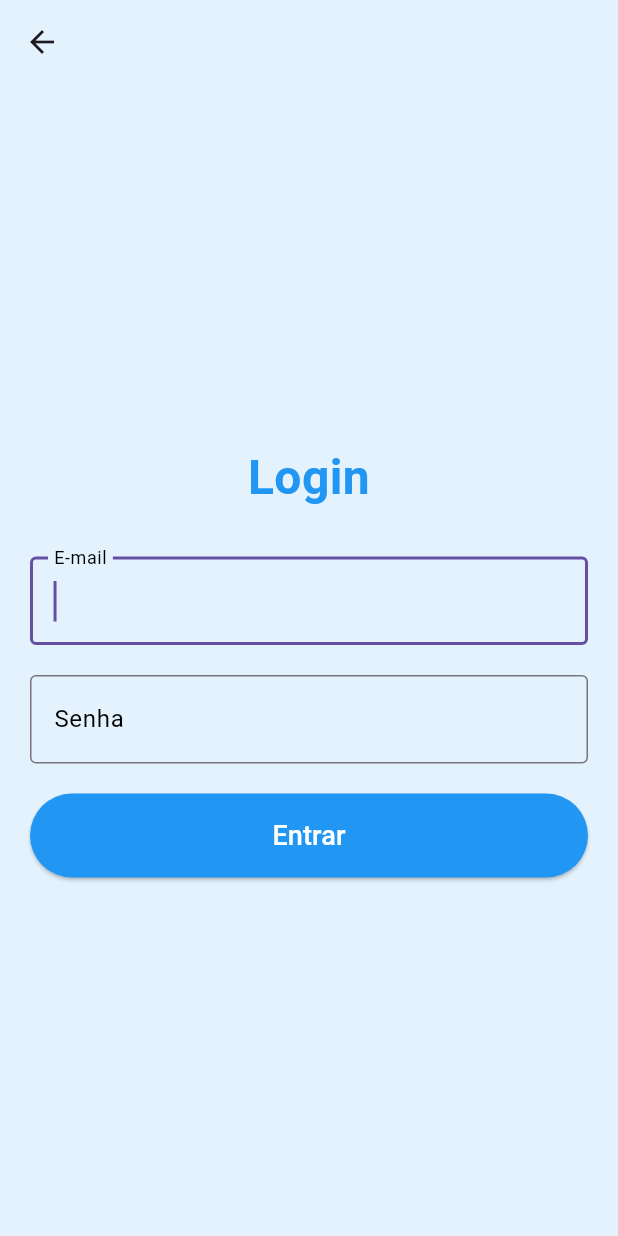
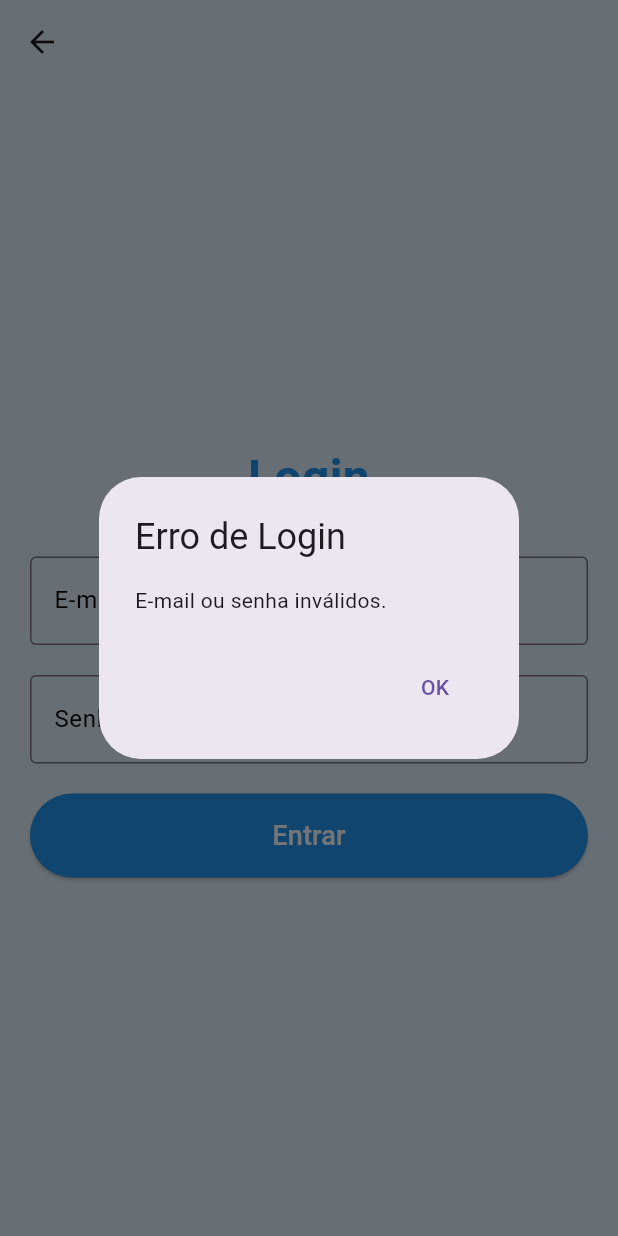
Before and after one commit to LucasGFBatista/senai-prova-mobile, a Flutter app: the LoginPage screen opened directly, after a tap on "Entrar", on a phone screen of 412 x 824 dp. Run offline on Flutter 3.47's test engine with Material 3 defaults, Android fonts, the phone set to English and light mode, and no system bars; our stand-ins replace sqflite; accounts and stored records are empty.

Commit message:
feat: Adicionado lógica de login e criado arquivo de tela de nivel do usuario

```diff
--- /dev/null
+++ b/prova_senai/lib/pages/levels.page.dart
@@ -0,0 +1 @@
+// Aqui devemos criar a lógica de perguntar os levels do usuarrio e depois disso passar para tela de perguntas
--- a/prova_senai/lib/pages/login.page.dart
+++ b/prova_senai/lib/pages/login.page.dart
@@ -1,4 +1,6 @@
 import 'package:flutter/material.dart';
+import 'package:prova_senai/pages/home.page.dart';
+import 'package:prova_senai/services/auth_service.dart';
 
 class LoginPage extends StatefulWidget {
   const LoginPage({super.key});
@@ -8,6 +10,10 @@ class LoginPage extends StatefulWidget {
 }
 
 class _LoginPageState extends State<LoginPage> {
+  final TextEditingController _emailController = TextEditingController();
+  final TextEditingController _passwordController = TextEditingController();
+  final AuthService _authService = AuthService();
+
   @override
   Widget build(BuildContext context) {
     return Scaffold(
@@ -34,6 +40,7 @@ class _LoginPageState extends State<LoginPage> {
               ),
               SizedBox(height: 30),
               TextFormField(
+                controller: _emailController,
                 autofocus: true,
                 keyboardType: TextInputType.emailAddress,
                 style: TextStyle(color: Colors.black, fontSize: 18),
@@ -45,6 +52,7 @@ class _LoginPageState extends State<LoginPage> {
               ),
               SizedBox(height: 20),
               TextFormField(
+                controller: _passwordController,
                 obscureText: true,
                 keyboardType: TextInputType.text,
                 style: TextStyle(color: Colors.black, fontSize: 18),
@@ -60,8 +68,38 @@ class _LoginPageState extends State<LoginPage> {
                   primary: Colors.blue,
                   padding: EdgeInsets.symmetric(vertical: 15),
                 ),
-                onPressed: () {
-                  // Adicione a lógica para o botão "Entrar" aqui
+                onPressed: () async {
+                  String email = _emailController.text;
+                  String password = _passwordController.text;
+
+                  bool loggedIn = await _authService.login(email, password);
+
+                  if (loggedIn) {
+                    Navigator.pushReplacement(
+                      context,
+                      MaterialPageRoute(
+                          builder: (context) =>
+                              HomePage()), // Substitua HomePage() pela sua classe de tela inicial
+                    );
+                  } else {
+                    showDialog(
+                      context: context,
+                      builder: (BuildContext context) {
+                        return AlertDialog(
+                          title: Text("Erro de Login"),
+                          content: Text("E-mail ou senha inválidos."),
+                          actions: <Widget>[
+                            TextButton(
+                              onPressed: () {
+                                Navigator.of(context).pop();
+                              },
+                              child: Text("OK"),
+                            ),
+                          ],
+                        );
+                      },
+                    );
+                  }
                 },
                 child: Text(
                   "Entrar",
--- a/prova_senai/lib/services/auth_service.dart
+++ b/prova_senai/lib/services/auth_service.dart
@@ -4,7 +4,7 @@ class AuthService {
   final DatabaseLinguas _databaseLinguas = DatabaseLinguas();
 
   Future<bool> login(String email, String password) async {
-    // Aqui você deve implementar a lógica de autenticação.
+    // Aqui devemos implementar a lógica de autenticação.
     // Pode ser uma chamada a uma API, validação local, etc.
 
     // Por exemplo, vamos verificar no banco de dados local.
```
Also changed, not shown: prova_senai/lib/main.dart (+6 -2 lines), prova_senai/lib/pages/home.page.dart (+15 -0 lines).
